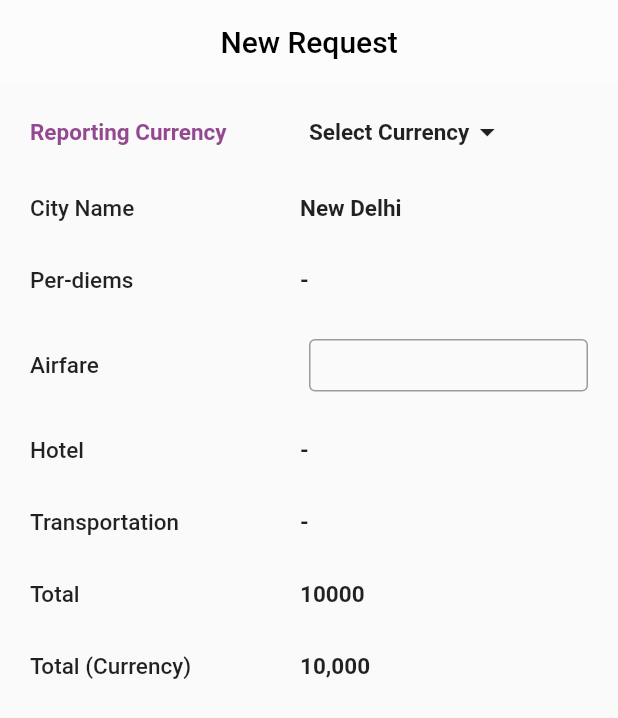
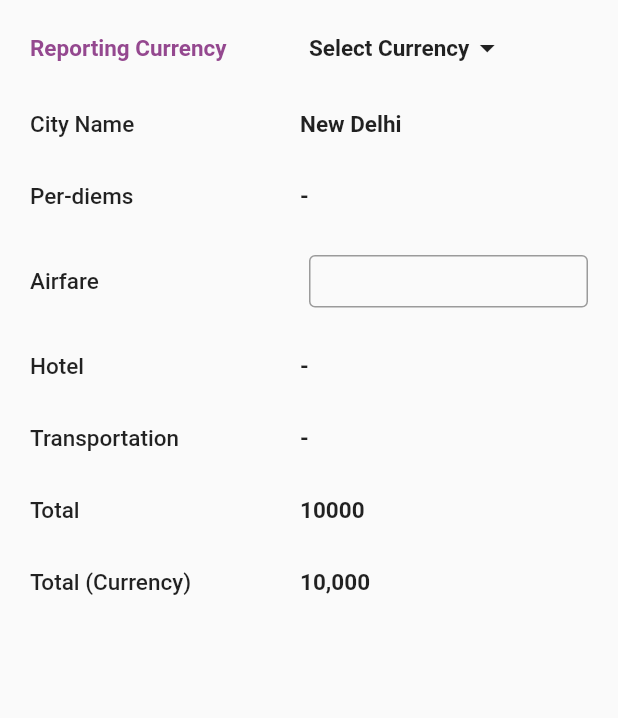
Before and after one commit to himanshup007/mobility_sqr, a Flutter app: the screen it shows after launch, on a phone screen of 412 x 824 dp. Shown: the top 718 px of the screen. Run offline on Flutter 3.47's test engine with Material 2 defaults, Android fonts, the phone set to English and light mode, and no system bars; our stand-ins replace auto_size_text, bloc, equatable, flutter_bloc, flutter_html, flutter_switch and 3 more; missing offline and left inert: country_pickers, currency_pickers, rotated_corner_decoration.

Commit message:
Changes in ApproxTravelCost removed appBar

```diff
--- a/lib/Widgets/ApproxTravelCost.dart
+++ b/lib/Widgets/ApproxTravelCost.dart
@@ -17,14 +17,7 @@ class _ApproxTravelCostState extends State<ApproxTravelCost> {
 
   Widget build(BuildContext context) {
     return Scaffold(
-      appBar: AppBar(
-        iconTheme: IconThemeData(color: Colors.black),
-        backgroundColor: Colors.white38,
-        elevation: 0,
-        title: Text("New Request", style: TextStyle(color: Colors.black)),
-        centerTitle: true,
-      ),
-      body: Container(
+       body: Container(
         padding: const EdgeInsets.fromLTRB(20, 20, 20, 0),
         decoration: BoxDecoration(
           borderRadius: BorderRadius.circular(10),
```
